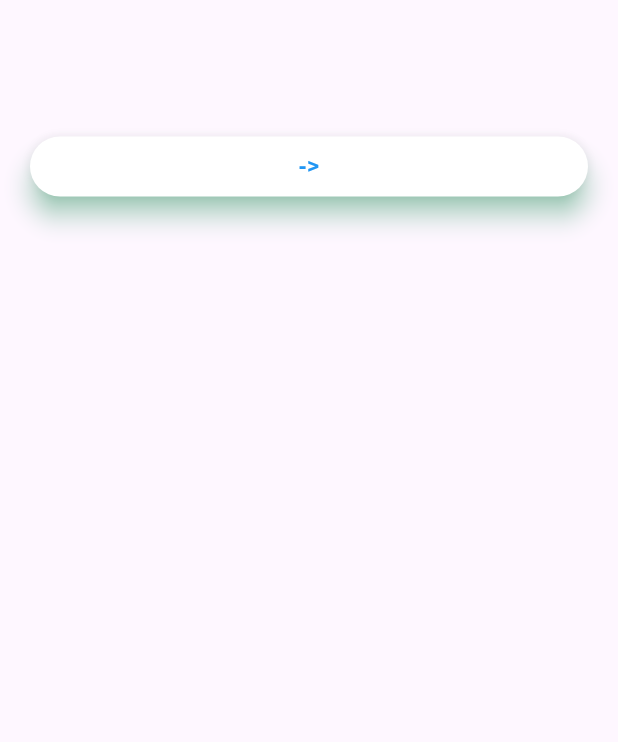
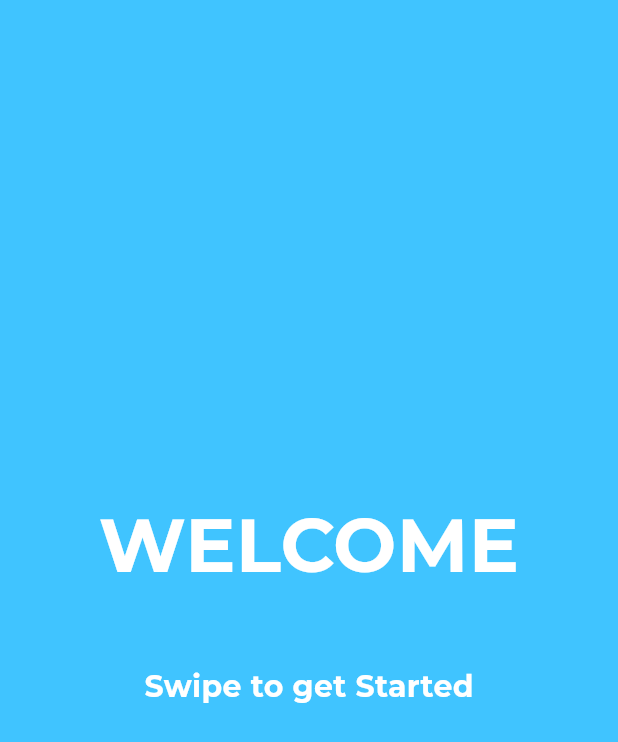
Before and after one commit to AshfaqDurjoy/flutterAssignment-1, a Flutter app: the screen it shows after launch, on a phone screen of 412 x 824 dp. Shown: the top 742 px of the screen. Run offline on Flutter 3.47's test engine with Material 3 defaults, Android fonts, the phone set to English and light mode, and no system bars; our stand-ins replace get; project files that could hold a hidden picture were left out.

Commit message:
welcome page with Swipe Gesture added

```diff
--- a/lib/Dashboard.dart
+++ b/lib/Dashboard.dart
@@ -14,7 +14,13 @@ class DashBoard extends StatelessWidget{
       ),
          body: Container(
            alignment: Alignment.center,
-           child: Text("Hello"),
+           child: Text("Hello",
+           style: TextStyle(
+             fontFamily: 'Times New Roman',
+             fontSize: 50.0,
+             fontWeight: FontWeight.bold
+           ),
+           ),
 
          ),
 
--- a/lib/Welcome_page.dart
+++ b/lib/Welcome_page.dart
@@ -1,57 +1,49 @@
-import 'package:flutter/cupertino.dart';
 import 'package:flutter/material.dart';
 import 'package:get/get.dart';
+import 'package:assignment/LoginPage.dart';
 
-import 'Random.dart';
-
-class WelcomePage extends StatelessWidget{
+class WelcomePage extends StatelessWidget {
   @override
   Widget build(BuildContext context) {
-    return new Scaffold(
-      appBar: AppBar(
+    return Scaffold(
 
+      body: GestureDetector(
+        onVerticalDragStart: (_) {
+          Get.to(MyHome());
+        },
+        child: Container(
+          color: Colors.lightBlueAccent,
+          child: Center(child: Column(
+            mainAxisAlignment: MainAxisAlignment.center,
+            children: [
+              Text(
+                'WELCOME',
+                textAlign: TextAlign.center,
+                style: TextStyle(
+                  fontWeight: FontWeight.bold,
+                  fontSize: 50.0,
+                  fontFamily: 'Montserrat',
+                  color: Colors.white,
                 ),
-      resizeToAvoidBottomInset: false,
-      body:
-      Column(
-        color: Colors.lightBlueAccent,
-        crossAxisAlignment: CrossAxisAlignment.start,
-        children:<Widget> [
+              ),
+              SizedBox(height: 20.0),
               Container(
-            padding: EdgeInsets.only(top: 35.0,left: 20.0,right: 20.0),
-            child: Column(
-              children:<Widget> [
-                Container(
-                  height: 40.0,
-                  child: Material(
-                    borderRadius: BorderRadius.circular(50.0),
-                    shadowColor: Colors.greenAccent,
-                    color:Colors.white,
-                    elevation: 7.0,
-                    child: GestureDetector(
-                      onTap: (){
-
-                      },
-                      child: Center(
-                        child: Text(
-                          '->',
+                padding: const EdgeInsets.all(24),
+                child: const Text(
+                  "Swipe to get Started",
                   style: TextStyle(
-                            color: Colors.blue,
+                    color: Colors.white,
                     fontWeight: FontWeight.bold,
+                    fontSize: 20.0,
                     fontFamily: 'Montserrat',
                   ),
                 ),
               ),
+            ],
+          ),),
+
         ),
-                  ),
-                ),
-
-              ],
-            ),
-          ),
-        ],
       ),
     );
   }
-
 }
--- a/lib/main.dart
+++ b/lib/main.dart
@@ -5,7 +5,7 @@ import 'package:flutter/rendering.dart';
 import 'package:get/get.dart';
 
 import 'MyHomePage.dart';
-import 'Random.dart';
+import 'LoginPage.dart';
 import 'Welcome_page.dart';
 
 void main() {
--- a/lib/signup.dart
+++ b/lib/signup.dart
@@ -1,4 +1,4 @@
-import 'package:assignment/Random.dart';
+import 'package:assignment/LoginPage.dart';
 import 'package:flutter/cupertino.dart';
 import 'package:flutter/material.dart';
 import 'package:get/get.dart';
@@ -121,7 +121,7 @@ class _SignupPageState extends State<SignupPage>{
                     color:Colors.blue,
                     elevation: 7.0,
                     child: GestureDetector(
-                      onTap: (){
+                        onTap: (){
                         Get.to(MyHome());
                       },
                       child: Center(
```
Also changed, not shown: lib/LoginPage.dart (renamed from lib/Random.dart). Lines whose indentation alone changed are shown as unchanged.
